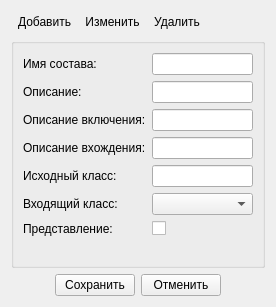
Qt form src/plugins/modeleride/compositionpropwidget.ui (rdnvndr/raindrop) before a commit.
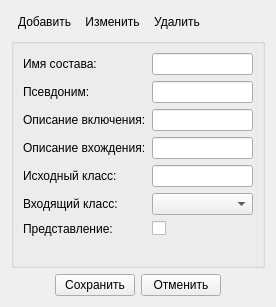
The same form after that commit. Icons and pictures are not drawn. Custom widgets are drawn as their Qt base class.

Commit message: Добавлен псевдоним

```diff
--- a/src/plugins/modeleride/compositionpropwidget.ui
+++ b/src/plugins/modeleride/compositionpropwidget.ui
@@ -159,7 +159,7 @@
       <item row="1" column="0">
        <widget class="QLabel" name="labelDesc">
         <property name="text">
-         <string>Описание:</string>
+         <string>Псевдоним:</string>
         </property>
        </widget>
       </item>
```
Left out of the diff: 4 changed lines with no effect on the pictures. The commit also changes 11 other files.
